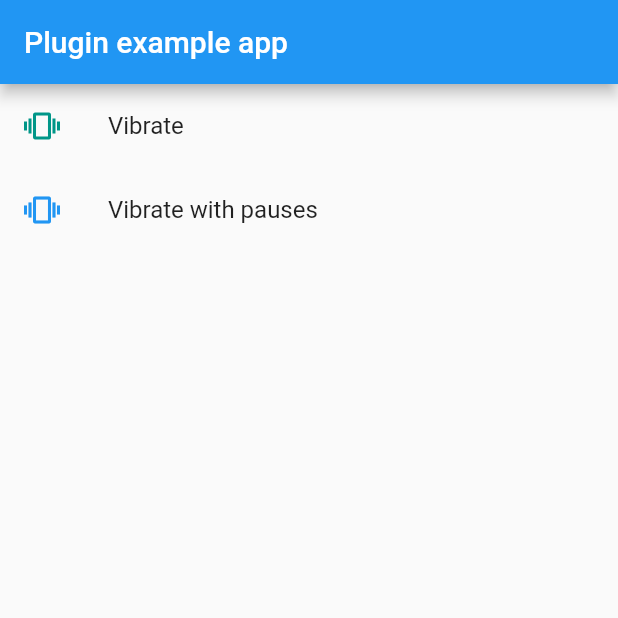
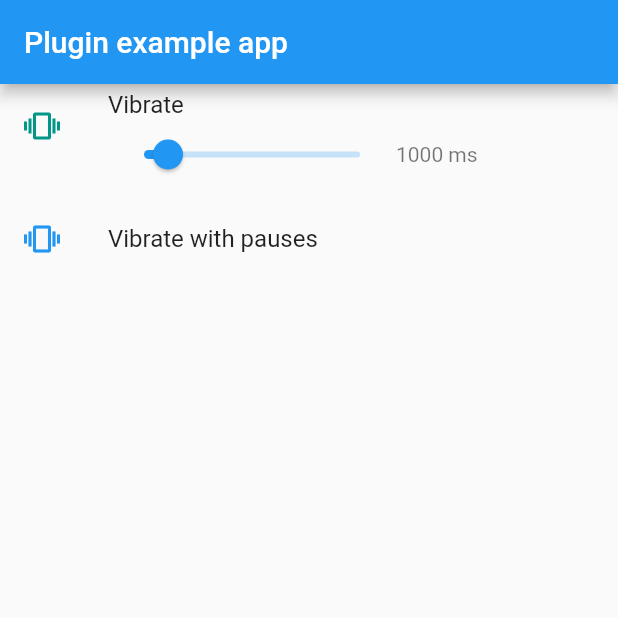
Before and after one commit to clovisnicolas/flutter_vibrate, a Flutter app: the screen it shows after launch, on a phone screen of 412 x 824 dp, the top half of it. Run offline on Flutter 3.47's test engine with Material 2 defaults, Android fonts, the phone set to English and light mode, and no system bars.

Commit message:
* Add custom duration to example app

```diff
--- a/example/lib/main.dart
+++ b/example/lib/main.dart
@@ -1,3 +1,5 @@
+import 'dart:io';
+
 import 'package:flutter/material.dart';
 import 'package:vibrate/vibrate.dart';
 
@@ -9,13 +11,17 @@ class MyApp extends StatefulWidget {
 }
 
 class _MyAppState extends State<MyApp> {
+  bool _canVibrate = true;
 
-  bool _canVibrate = true;
-  final Iterable<Duration> pauses = [
+  final Iterable<Duration> _pauses = const [
     const Duration(milliseconds: 500),
     const Duration(milliseconds: 1000),
     const Duration(milliseconds: 500),
   ];
+
+  bool _supportsCustomDuration = false;
+
+  Duration _duration = const Duration(milliseconds: 1000);
 
   @override
   initState() {
@@ -23,9 +29,12 @@ class _MyAppState extends State<MyApp> {
     init();
   }
 
-  init() async{
+  init() async {
     bool canVibrate = await Vibrate.canVibrate;
-    setState((){_canVibrate = canVibrate;});
+    setState(() {
+      _canVibrate = canVibrate;
+      _supportsCustomDuration = Platform.operatingSystem == "android";
+    });
   }
 
   @override
@@ -34,17 +43,42 @@ class _MyAppState extends State<MyApp> {
       home: new Scaffold(
         appBar: new AppBar(title: new Text('Plugin example app')),
         body: new Center(
-          child: new Column(
-            children: <Widget>[
-              new ListTile(
+          child: new Column(children: <Widget>[
+            new ListTile(
                 leading: new Icon(Icons.vibration, color: Colors.teal),
-                onTap: _canVibrate ?(){Vibrate.vibrate();} : null,
-                title: new Text("Vibrate")),
-              new ListTile(
-                  leading: new Icon(Icons.vibration, color: Colors.blue),
-                  onTap: _canVibrate ?(){Vibrate.vibrateWithPauses(pauses);} : null,
-                  title: new Text("Vibrate with pauses")),
-            ]),
+                onTap: _canVibrate
+                    ? () {
+                        if (_supportsCustomDuration) {
+                          Vibrate.vibrate(duration: _duration);
+                        } else {
+                          Vibrate.vibrate();
+                        }
+                      }
+                    : null,
+                title: new Text("Vibrate"),
+                subtitle: _supportsCustomDuration
+                    ? new Row(children: <Widget>[
+                        new Slider(
+                            min: 500.0,
+                            max: 5000.0,
+                            value: _duration.inMilliseconds.roundToDouble(),
+                            onChanged: (double value) {
+                              setState(() {
+                                _duration = new Duration(milliseconds: value.round());
+                              });
+                            }),
+                        new Text("${_duration.inMilliseconds} ms"),
+                      ])
+                    : null),
+            new ListTile(
+                leading: new Icon(Icons.vibration, color: Colors.blue),
+                onTap: _canVibrate
+                    ? () {
+                        Vibrate.vibrateWithPauses(_pauses);
+                      }
+                    : null,
+                title: new Text("Vibrate with pauses")),
+          ]),
         ),
       ),
     );
```
